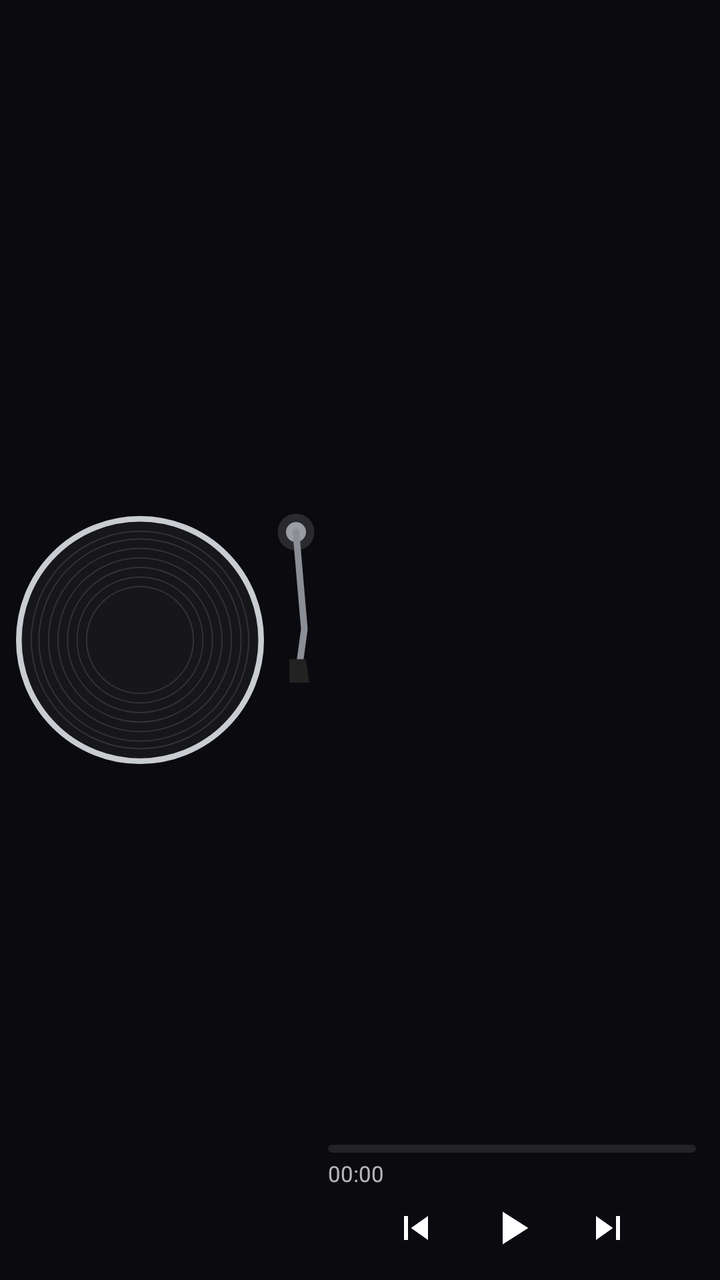
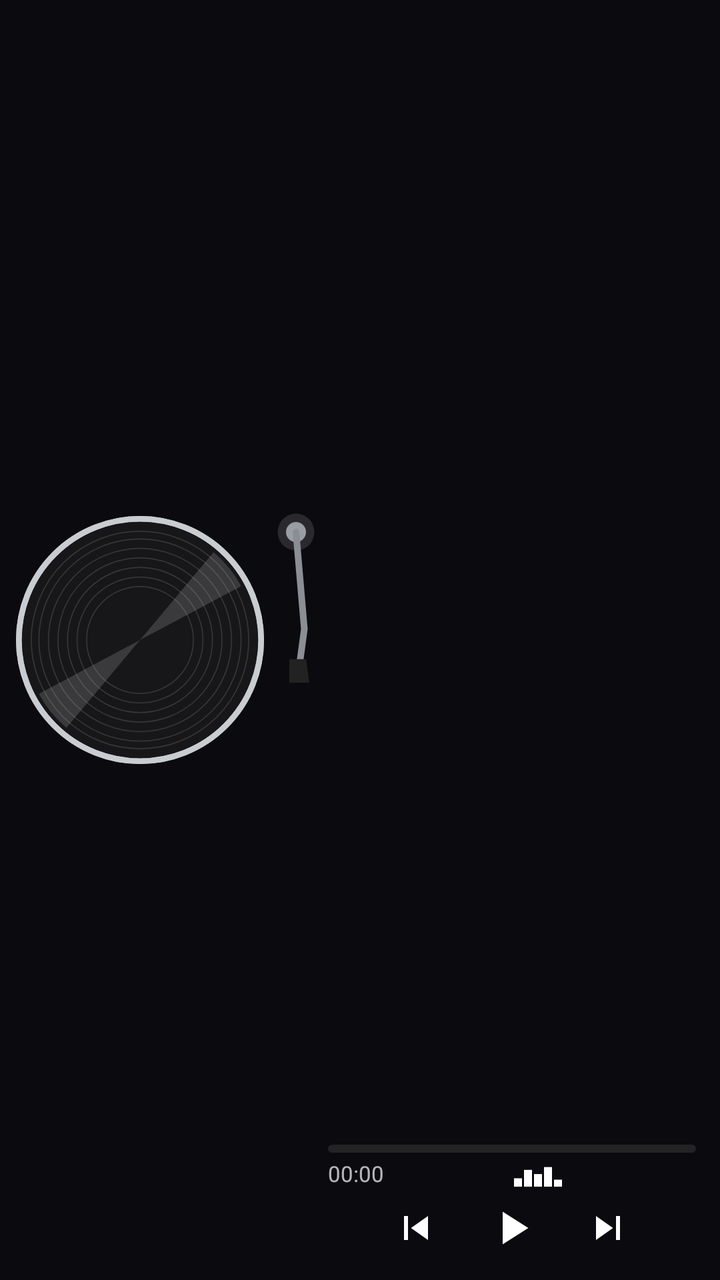

The first picture is an Android layout as it rendered before a commit; the second is the same layout after the commit. The layout source and the unified diff follow.
<!-- AndroidManifest.xml: application theme AppTheme -->
<!-- res/layout/n_turntable.xml -->
<?xml version="1.0" encoding="utf-8"?>
<LinearLayout xmlns:android="http://schemas.android.com/apk/res/android" android:id="@+id/n_root" android:layout_width="match_parent" android:layout_height="140dp" android:orientation="horizontal" android:gravity="center_vertical" android:paddingStart="8dp" android:paddingEnd="12dp" android:paddingTop="6dp" android:paddingBottom="6dp">
    <FrameLayout android:layout_width="150dp" android:layout_height="128dp">
        <ImageView android:layout_width="124dp" android:layout_height="124dp" android:layout_gravity="center_vertical|start" android:scaleType="fitCenter" android:src="@drawable/n_vinyl"/>
        <ImageView android:id="@+id/n_cover" android:layout_width="52dp" android:layout_height="52dp" android:layout_marginStart="36dp" android:layout_gravity="center_vertical|start" android:scaleType="centerCrop"/>
        <ImageView android:id="@+id/n_arm" android:layout_width="50dp" android:layout_height="92dp" android:layout_gravity="top|end" android:scaleType="fitXY" android:src="@drawable/n_arm_off"/>
    </FrameLayout>
    <LinearLayout android:layout_width="0dp" android:layout_height="match_parent" android:layout_weight="1" android:orientation="vertical" android:layout_marginStart="6dp">
        <TextView android:id="@+id/n_title" android:layout_width="match_parent" android:layout_height="wrap_content" android:singleLine="true" android:ellipsize="end" android:textStyle="bold" android:textSize="16sp" android:textColor="#FFFFFFFF"/>
        <TextView android:id="@+id/n_artist" android:layout_width="match_parent" android:layout_height="wrap_content" android:singleLine="true" android:ellipsize="end" android:textSize="13sp" android:textColor="#B3FFFFFF"/>
        <FrameLayout android:layout_width="match_parent" android:layout_height="0dp" android:layout_weight="1"/>
        <FrameLayout android:layout_width="match_parent" android:layout_height="4dp">
            <ImageView android:layout_width="match_parent" android:layout_height="4dp" android:scaleType="fitXY" android:src="@drawable/n_bar_track"/>
            <ImageView android:id="@+id/n_fill" android:layout_width="match_parent" android:layout_height="4dp" android:scaleType="fitXY" android:src="@drawable/n_bar_fill"/>
        </FrameLayout>
        <LinearLayout android:layout_width="match_parent" android:layout_height="wrap_content" android:orientation="horizontal" android:layout_marginTop="3dp">
            <Chronometer android:id="@+id/n_cur" android:layout_width="wrap_content" android:layout_height="wrap_content" android:textSize="11sp" android:textColor="#B3FFFFFF"/>
            <FrameLayout android:layout_width="0dp" android:layout_height="1dp" android:layout_weight="1"/>
            <TextView android:id="@+id/n_dur" android:layout_width="wrap_content" android:layout_height="wrap_content" android:textSize="11sp" android:textColor="#B3FFFFFF"/>
        </LinearLayout>
        <LinearLayout android:layout_width="match_parent" android:layout_height="wrap_content" android:orientation="horizontal" android:gravity="center">
            <ImageView android:id="@+id/n_prev" android:layout_width="44dp" android:layout_height="40dp" android:padding="8dp" android:src="@drawable/n_prev"/>
            <ImageView android:id="@+id/n_play" android:layout_width="52dp" android:layout_height="40dp" android:padding="6dp" android:src="@drawable/n_play"/>
            <ImageView android:id="@+id/n_next" android:layout_width="44dp" android:layout_height="40dp" android:padding="8dp" android:src="@drawable/n_next"/>
        </LinearLayout>
    </LinearLayout>
</LinearLayout>
<!-- resources referenced by this layout -->
<resources>
  <!-- drawable n_vinyl (drawable) -->
  <?xml version="1.0" encoding="utf-8"?>
  <vector xmlns:android="http://schemas.android.com/apk/res/android" android:width="130dp" android:height="130dp" android:viewportWidth="130" android:viewportHeight="130">
  <path android:fillColor="#FF17171A" android:pathData="M65,65m-62,0a62,62 0 1,0 124,0a62,62 0 1,0 -124,0"/>
  <path android:strokeColor="#FFC9CCD1" android:strokeWidth="3" android:pathData="M65,65m-63.5,0a63.5,63.5 0 1,0 127,0a63.5,63.5 0 1,0 -127,0"/>
  <path android:strokeColor="#22FFFFFF" android:strokeWidth="0.6" android:pathData="M37,65a28,28 0 1,0 56,0a28,28 0 1,0 -56,0"/><path android:strokeColor="#22FFFFFF" android:strokeWidth="0.6" android:pathData="M32,65a33,33 0 1,0 66,0a33,33 0 1,0 -66,0"/><path android:strokeColor="#22FFFFFF" android:strokeWidth="0.6" android:pathData="M27,65a38,38 0 1,0 76,0a38,38 0 1,0 -76,0"/><path android:strokeColor="#22FFFFFF" android:strokeWidth="0.6" android:pathData="M22,65a43,43 0 1,0 86,0a43,43 0 1,0 -86,0"/><path android:strokeColor="#22FFFFFF" android:strokeWidth="0.6" android:pathData="M17,65a48,48 0 1,0 96,0a48,48 0 1,0 -96,0"/><path android:strokeColor="#22FFFFFF" android:strokeWidth="0.6" android:pathData="M12,65a53,53 0 1,0 106,0a53,53 0 1,0 -106,0"/><path android:strokeColor="#22FFFFFF" android:strokeWidth="0.6" android:pathData="M8,65a57,57 0 1,0 114,0a57,57 0 1,0 -114,0"/>
  </vector>
  <!-- unchanged entries left out for length: 9 -->
</resources>

<!-- the commit's change to res/layout/n_turntable.xml (unified diff, before → after) -->
@@ -1,7 +1,15 @@
 <?xml version="1.0" encoding="utf-8"?>
 <LinearLayout xmlns:android="http://schemas.android.com/apk/res/android" android:id="@+id/n_root" android:layout_width="match_parent" android:layout_height="140dp" android:orientation="horizontal" android:gravity="center_vertical" android:paddingStart="8dp" android:paddingEnd="12dp" android:paddingTop="6dp" android:paddingBottom="6dp">
     <FrameLayout android:layout_width="150dp" android:layout_height="128dp">
-        <ImageView android:layout_width="124dp" android:layout_height="124dp" android:layout_gravity="center_vertical|start" android:scaleType="fitCenter" android:src="@drawable/n_vinyl"/>
+        <ImageView android:id="@+id/n_disc" android:layout_width="124dp" android:layout_height="124dp" android:layout_gravity="center_vertical|start" android:scaleType="fitCenter" android:src="@drawable/n_vinyl"/>
+        <ViewFlipper android:id="@+id/n_spin" android:layout_width="124dp" android:layout_height="124dp" android:layout_gravity="center_vertical|start" android:autoStart="true" android:flipInterval="90">
+            <ImageView android:layout_width="124dp" android:layout_height="124dp" android:scaleType="fitCenter" android:src="@drawable/n_vinyl"/>
+            <ImageView android:layout_width="124dp" android:layout_height="124dp" android:scaleType="fitCenter" android:src="@drawable/n_vinyl_r1"/>
+            <ImageView android:layout_width="124dp" android:layout_height="124dp" android:scaleType="fitCenter" android:src="@drawable/n_vinyl_r2"/>
+            <ImageView android:layout_width="124dp" android:layout_height="124dp" android:scaleType="fitCenter" android:src="@drawable/n_vinyl_r3"/>
+            <ImageView android:layout_width="124dp" android:layout_height="124dp" android:scaleType="fitCenter" android:src="@drawable/n_vinyl_r4"/>
+            <ImageView android:layout_width="124dp" android:layout_height="124dp" android:scaleType="fitCenter" android:src="@drawable/n_vinyl_r5"/>
+        </ViewFlipper>
         <ImageView android:id="@+id/n_cover" android:layout_width="52dp" android:layout_height="52dp" android:layout_marginStart="36dp" android:layout_gravity="center_vertical|start" android:scaleType="centerCrop"/>
         <ImageView android:id="@+id/n_arm" android:layout_width="50dp" android:layout_height="92dp" android:layout_gravity="top|end" android:scaleType="fitXY" android:src="@drawable/n_arm_off"/>
     </FrameLayout>
@@ -16,6 +24,14 @@
         <LinearLayout android:layout_width="match_parent" android:layout_height="wrap_content" android:orientation="horizontal" android:layout_marginTop="3dp">
             <Chronometer android:id="@+id/n_cur" android:layout_width="wrap_content" android:layout_height="wrap_content" android:textSize="11sp" android:textColor="#B3FFFFFF"/>
             <FrameLayout android:layout_width="0dp" android:layout_height="1dp" android:layout_weight="1"/>
+            <ViewFlipper android:id="@+id/n_eq" android:layout_width="28dp" android:layout_height="14dp" android:autoStart="true" android:flipInterval="150">
+                <ImageView android:id="@+id/n_eqf0" android:layout_width="28dp" android:layout_height="14dp" android:scaleType="fitXY" android:src="@drawable/n_eq0"/>
+                <ImageView android:id="@+id/n_eqf1" android:layout_width="28dp" android:layout_height="14dp" android:scaleType="fitXY" android:src="@drawable/n_eq1"/>
+                <ImageView android:id="@+id/n_eqf2" android:layout_width="28dp" android:layout_height="14dp" android:scaleType="fitXY" android:src="@drawable/n_eq2"/>
+                <ImageView android:id="@+id/n_eqf3" android:layout_width="28dp" android:layout_height="14dp" android:scaleType="fitXY" android:src="@drawable/n_eq3"/>
+                <ImageView android:id="@+id/n_eqf4" android:layout_width="28dp" android:layout_height="14dp" android:scaleType="fitXY" android:src="@drawable/n_eq4"/>
+            </ViewFlipper>
+            <FrameLayout android:layout_width="0dp" android:layout_height="1dp" android:layout_weight="1"/>
             <TextView android:id="@+id/n_dur" android:layout_width="wrap_content" android:layout_height="wrap_content" android:textSize="11sp" android:textColor="#B3FFFFFF"/>
         </LinearLayout>
         <LinearLayout android:layout_width="match_parent" android:layout_height="wrap_content" android:orientation="horizontal" android:gravity="center">
<!-- resource entries referenced after the edit -->
@@ -1,12 +1,43 @@
 <!-- resources referenced by this layout -->
 <resources>
+  <!-- drawable n_eq0 (drawable) -->
+  <?xml version="1.0" encoding="utf-8"?>
+  <vector xmlns:android="http://schemas.android.com/apk/res/android" android:width="28dp" android:height="20dp" android:viewportWidth="28" android:viewportHeight="20"><path android:fillColor="#FFFFFFFF" android:pathData="M1,14h4v6h-4z"/><path android:fillColor="#FFFFFFFF" android:pathData="M6,8h4v12h-4z"/><path android:fillColor="#FFFFFFFF" android:pathData="M11,11h4v9h-4z"/><path android:fillColor="#FFFFFFFF" android:pathData="M16,6h4v14h-4z"/><path android:fillColor="#FFFFFFFF" android:pathData="M21,15h4v5h-4z"/></vector>
+  <!-- drawable n_eq1 (drawable) -->
+  <?xml version="1.0" encoding="utf-8"?>
+  <vector xmlns:android="http://schemas.android.com/apk/res/android" android:width="28dp" android:height="20dp" android:viewportWidth="28" android:viewportHeight="20"><path android:fillColor="#FFFFFFFF" android:pathData="M1,10h4v10h-4z"/><path android:fillColor="#FFFFFFFF" android:pathData="M6,13h4v7h-4z"/><path android:fillColor="#FFFFFFFF" android:pathData="M11,6h4v14h-4z"/><path android:fillColor="#FFFFFFFF" android:pathData="M16,12h4v8h-4z"/><path android:fillColor="#FFFFFFFF" android:pathData="M21,9h4v11h-4z"/></vector>
+  <!-- drawable n_eq2 (drawable) -->
+  <?xml version="1.0" encoding="utf-8"?>
+  <vector xmlns:android="http://schemas.android.com/apk/res/android" android:width="28dp" android:height="20dp" android:viewportWidth="28" android:viewportHeight="20"><path android:fillColor="#FFFFFFFF" android:pathData="M1,7h4v13h-4z"/><path android:fillColor="#FFFFFFFF" android:pathData="M6,10h4v10h-4z"/><path android:fillColor="#FFFFFFFF" android:pathData="M11,14h4v6h-4z"/><path android:fillColor="#FFFFFFFF" android:pathData="M16,8h4v12h-4z"/><path android:fillColor="#FFFFFFFF" android:pathData="M21,12h4v8h-4z"/></vector>
+  <!-- drawable n_eq3 (drawable) -->
+  <?xml version="1.0" encoding="utf-8"?>
+  <vector xmlns:android="http://schemas.android.com/apk/res/android" android:width="28dp" android:height="20dp" android:viewportWidth="28" android:viewportHeight="20"><path android:fillColor="#FFFFFFFF" android:pathData="M1,12h4v8h-4z"/><path android:fillColor="#FFFFFFFF" android:pathData="M6,6h4v14h-4z"/><path android:fillColor="#FFFFFFFF" android:pathData="M11,9h4v11h-4z"/><path android:fillColor="#FFFFFFFF" android:pathData="M16,14h4v6h-4z"/><path android:fillColor="#FFFFFFFF" android:pathData="M21,7h4v13h-4z"/></vector>
+  <!-- drawable n_eq4 (drawable) -->
+  <?xml version="1.0" encoding="utf-8"?>
+  <vector xmlns:android="http://schemas.android.com/apk/res/android" android:width="28dp" android:height="20dp" android:viewportWidth="28" android:viewportHeight="20"><path android:fillColor="#FFFFFFFF" android:pathData="M1,9h4v11h-4z"/><path android:fillColor="#FFFFFFFF" android:pathData="M6,14h4v6h-4z"/><path android:fillColor="#FFFFFFFF" android:pathData="M11,7h4v13h-4z"/><path android:fillColor="#FFFFFFFF" android:pathData="M16,10h4v10h-4z"/><path android:fillColor="#FFFFFFFF" android:pathData="M21,13h4v7h-4z"/></vector>
   <!-- drawable n_vinyl (drawable) -->
   <?xml version="1.0" encoding="utf-8"?>
   <vector xmlns:android="http://schemas.android.com/apk/res/android" android:width="130dp" android:height="130dp" android:viewportWidth="130" android:viewportHeight="130">
   <path android:fillColor="#FF17171A" android:pathData="M65,65m-62,0a62,62 0 1,0 124,0a62,62 0 1,0 -124,0"/>
   <path android:strokeColor="#FFC9CCD1" android:strokeWidth="3" android:pathData="M65,65m-63.5,0a63.5,63.5 0 1,0 127,0a63.5,63.5 0 1,0 -127,0"/>
   <path android:strokeColor="#22FFFFFF" android:strokeWidth="0.6" android:pathData="M37,65a28,28 0 1,0 56,0a28,28 0 1,0 -56,0"/><path android:strokeColor="#22FFFFFF" android:strokeWidth="0.6" android:pathData="M32,65a33,33 0 1,0 66,0a33,33 0 1,0 -66,0"/><path android:strokeColor="#22FFFFFF" android:strokeWidth="0.6" android:pathData="M27,65a38,38 0 1,0 76,0a38,38 0 1,0 -76,0"/><path android:strokeColor="#22FFFFFF" android:strokeWidth="0.6" android:pathData="M22,65a43,43 0 1,0 86,0a43,43 0 1,0 -86,0"/><path android:strokeColor="#22FFFFFF" android:strokeWidth="0.6" android:pathData="M17,65a48,48 0 1,0 96,0a48,48 0 1,0 -96,0"/><path android:strokeColor="#22FFFFFF" android:strokeWidth="0.6" android:pathData="M12,65a53,53 0 1,0 106,0a53,53 0 1,0 -106,0"/><path android:strokeColor="#22FFFFFF" android:strokeWidth="0.6" android:pathData="M8,65a57,57 0 1,0 114,0a57,57 0 1,0 -114,0"/>
+  <path android:fillColor="#26FFFFFF" android:pathData="M65,65L103.6,19.0A60,60 0 0,1 118.0,36.8Z"/><path android:fillColor="#26FFFFFF" android:pathData="M65,65L26.4,111.0A60,60 0 0,1 12.0,93.2Z"/>
   </vector>
+  <!-- drawable n_vinyl_r1 (drawable) -->
+  <?xml version="1.0" encoding="utf-8"?>
+  <rotate xmlns:android="http://schemas.android.com/apk/res/android" android:drawable="@drawable/n_vinyl" android:fromDegrees="30" android:toDegrees="30" android:pivotX="50%" android:pivotY="50%" />
+  <!-- drawable n_vinyl_r2 (drawable) -->
+  <?xml version="1.0" encoding="utf-8"?>
+  <rotate xmlns:android="http://schemas.android.com/apk/res/android" android:drawable="@drawable/n_vinyl" android:fromDegrees="60" android:toDegrees="60" android:pivotX="50%" android:pivotY="50%" />
+  <!-- drawable n_vinyl_r3 (drawable) -->
+  <?xml version="1.0" encoding="utf-8"?>
+  <rotate xmlns:android="http://schemas.android.com/apk/res/android" android:drawable="@drawable/n_vinyl" android:fromDegrees="90" android:toDegrees="90" android:pivotX="50%" android:pivotY="50%" />
+  <!-- drawable n_vinyl_r4 (drawable) -->
+  <?xml version="1.0" encoding="utf-8"?>
+  <rotate xmlns:android="http://schemas.android.com/apk/res/android" android:drawable="@drawable/n_vinyl" android:fromDegrees="120" android:toDegrees="120" android:pivotX="50%" android:pivotY="50%" />
+  <!-- drawable n_vinyl_r5 (drawable) -->
+  <?xml version="1.0" encoding="utf-8"?>
+  <rotate xmlns:android="http://schemas.android.com/apk/res/android" android:drawable="@drawable/n_vinyl" android:fromDegrees="150" android:toDegrees="150" android:pivotX="50%" android:pivotY="50%" />
   <!-- unchanged entries left out for length: 9 -->
 </resources>
 
